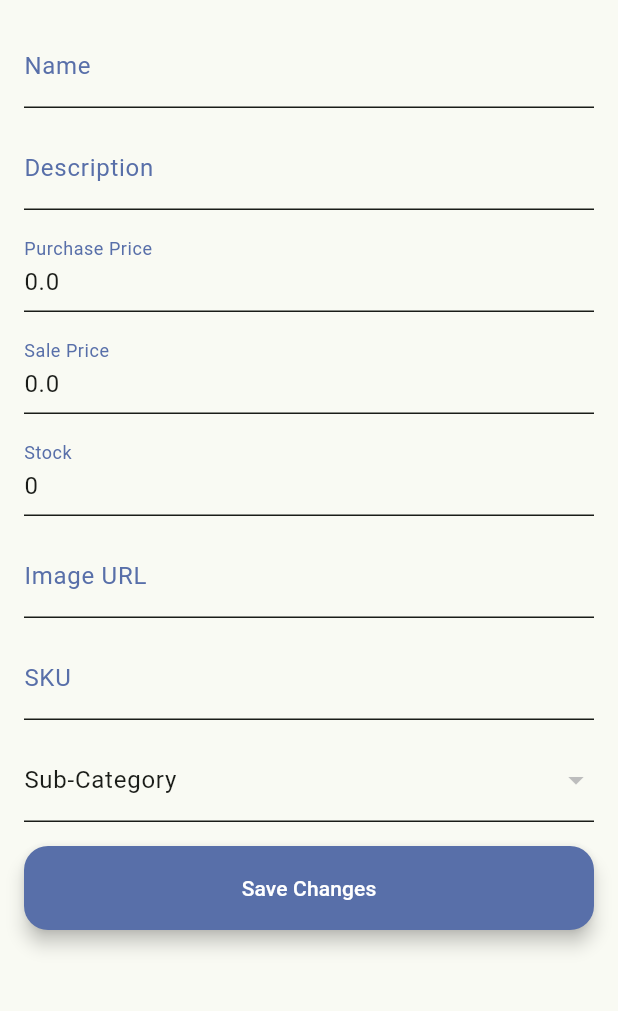
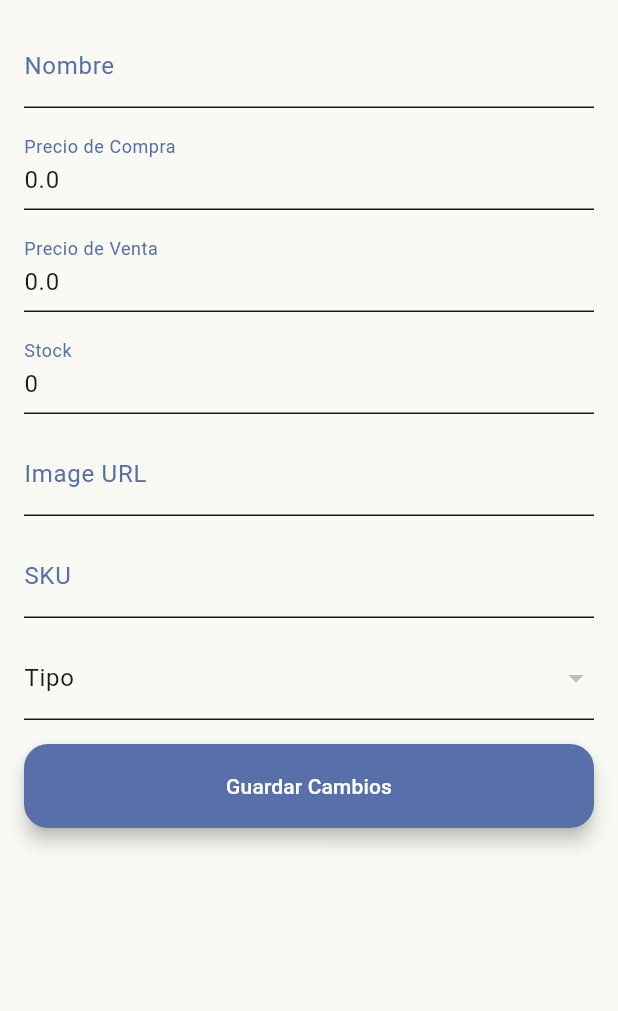
Before and after one commit to dennisqc/Flutter-inventory-shop, a Flutter app: the EditItem screen opened directly with empty values, on a phone screen of 412 x 824 dp, the part 84-1095 px from its top. Run offline on Flutter 3.47's test engine with Material 3 defaults, Android fonts, the phone set to English and light mode, and no system bars; our stand-ins replace cloud_firestore, firebase_auth, firebase_core, google_sign_in, icons_plus; accounts and stored records are empty; network calls fail.

Commit message:
update files

```diff
--- a/lib/page/edit_item.dart
+++ b/lib/page/edit_item.dart
@@ -186,23 +186,23 @@ class _EditProductState extends State<EditItem> {
             children: [
               _buildTextField(
                 controller: _nameController,
-                labelText: 'Name',
+                labelText: 'Nombre',
                 validator: (value) => value == null || value.isEmpty
                     ? 'Please enter a name'
                     : null,
               ),
-              SizedBox(height: 12),
-              _buildTextField(
-                controller: _descriptionController,
-                labelText: 'Description',
-                validator: (value) => value == null || value.isEmpty
-                    ? 'Please enter a description'
-                    : null,
-              ),
+              // SizedBox(height: 12),
+              // _buildTextField(
+              //   controller: _descriptionController,
+              //   labelText: 'Description',
+              //   validator: (value) => value == null || value.isEmpty
+              //       ? 'Please enter a description'
+              //       : null,
+              // ),
               SizedBox(height: 12),
               _buildTextField(
                 controller: _pricePurchaseController,
-                labelText: 'Purchase Price',
+                labelText: 'Precio de Compra',
                 keyboardType: TextInputType.number,
                 validator: (value) => value == null || value.isEmpty
                     ? 'Please enter a purchase price'
@@ -211,7 +211,7 @@ class _EditProductState extends State<EditItem> {
               SizedBox(height: 12),
               _buildTextField(
                 controller: _priceSaleController,
-                labelText: 'Sale Price',
+                labelText: 'Precio de Venta',
                 keyboardType: TextInputType.number,
                 validator: (value) => value == null || value.isEmpty
                     ? 'Please enter a sale price'
@@ -245,7 +245,7 @@ class _EditProductState extends State<EditItem> {
               SizedBox(height: 12),
               DropdownButtonFormField<String>(
                 value: selectedSubCategory,
-                decoration: InputDecoration(labelText: 'Sub-Category'),
+                decoration: InputDecoration(labelText: 'Tipo'),
                 items: subCategories.map((subCategory) {
                   return DropdownMenuItem<String>(
                     value: subCategory['SubCategoriaID'],
@@ -267,7 +267,7 @@ class _EditProductState extends State<EditItem> {
               SizedBox(height: 16),
               ElevatedButton(
                 onPressed: _updateProduct,
-                child: Text('Save Changes'),
+                child: Text('Guardar Cambios'),
                 style: ElevatedButton.styleFrom(
                   backgroundColor: _customBlue,
                   minimumSize: Size(double.infinity, 36),
--- a/lib/page/product_item.dart
+++ b/lib/page/product_item.dart
@@ -106,7 +106,7 @@ class _ProductItemState extends State<ProductItem> {
                       ),
                       SizedBox(height: 8),
                       Text(
-                        'Compra Price: S/.${_product.precioCompra.toStringAsFixed(2)}',
+                        'Precio de Compra: S/.${_product.precioCompra.toStringAsFixed(2)}',
                         style: TextStyle(
                           fontSize: 16,
                           color: Colors.grey[600],
@@ -114,7 +114,7 @@ class _ProductItemState extends State<ProductItem> {
                       ),
                       SizedBox(height: 8),
                       Text(
-                        'Sale Price: S/.${_product.precioVenta.toStringAsFixed(2)}',
+                        'Precio de Venta: S/.${_product.precioVenta.toStringAsFixed(2)}',
                         style: TextStyle(
                           fontSize: 16,
                           color: Colors.greenAccent,
@@ -130,7 +130,7 @@ class _ProductItemState extends State<ProductItem> {
                       ),
                       SizedBox(height: 8),
                       Text(
-                        'Category: ${_product.categoria}',
+                        'Categoria: ${_product.categoria}',
                         style: TextStyle(
                           fontSize: 16,
                           color: Colors.grey[600],
@@ -138,7 +138,7 @@ class _ProductItemState extends State<ProductItem> {
                       ),
                       SizedBox(height: 8),
                       Text(
-                        'Sub-Category: ${_product.subCategoria}',
+                        'Tipo: ${_product.subCategoria}',
                         style: TextStyle(
                           fontSize: 16,
                           color: Colors.grey[600],
```
